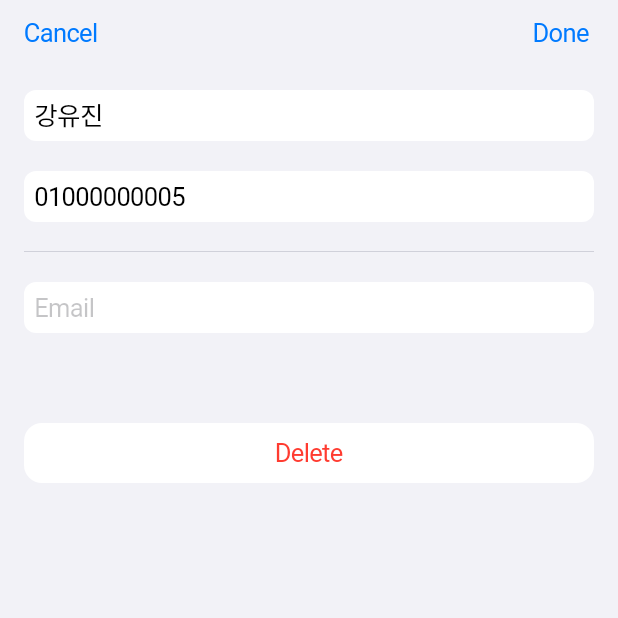
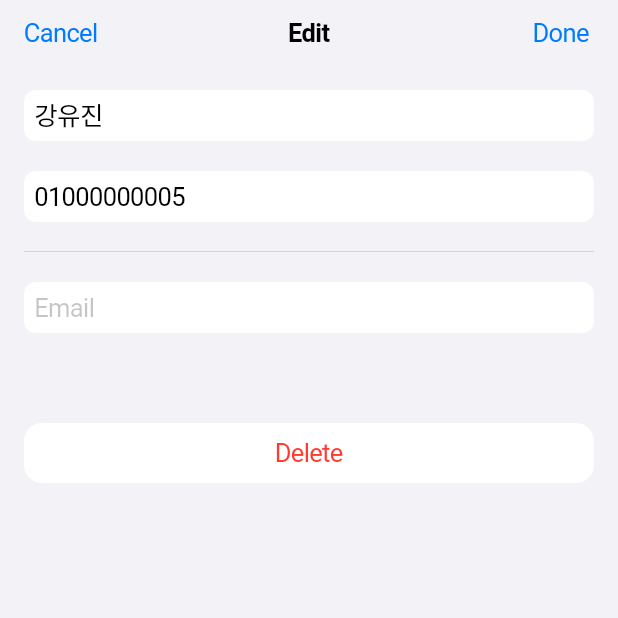
Before and after one commit to jeongwoo0427/flutter_contacts_clean_architecture, a Flutter app: the screen it shows after launch, after a tap on "강유진", on a phone screen of 412 x 824 dp, the top half of it. Run offline on Flutter 3.47's test engine with Material 3 defaults, Android fonts, the light colour scheme and no system bars; our stand-ins replace flutter_riverpod, go_router, hive, hive_flutter, shared_preferences; accounts and stored records are empty.

Commit message:
feat(Contact): add check validation

```diff
--- a/lib/feature/contact/presentation/screen/contact_manage/contact_manage_screen.dart
+++ b/lib/feature/contact/presentation/screen/contact_manage/contact_manage_screen.dart
@@ -6,12 +6,16 @@ import 'package:flutter_klleon_homeworkd/feature/contact/presentation/screen/con
 import 'package:flutter_riverpod/flutter_riverpod.dart';
 import 'package:go_router/go_router.dart';
 
+import '../../../../../core/mixin/validator_mixin.dart';
+
 class ContactManageScreenArguments {
   final ManageMode manageMode;
   final Contact contact;
 
-  ContactManageScreenArguments(
-      {required this.manageMode, required this.contact});
+  ContactManageScreenArguments({
+    required this.manageMode,
+    required this.contact,
+  });
 }
 
 class ContactManageScreen extends ConsumerStatefulWidget {
@@ -20,11 +24,10 @@ class ContactManageScreen extends ConsumerStatefulWidget {
   const ContactManageScreen({super.key, required this.arguments});
 
   @override
-  ConsumerState<ContactManageScreen> createState() =>
-      _ContactManageScreenState();
+  ConsumerState<ContactManageScreen> createState() => _ContactManageScreenState();
 }
 
-class _ContactManageScreenState extends ConsumerState<ContactManageScreen> {
+class _ContactManageScreenState extends ConsumerState<ContactManageScreen> with ValidatorMixin {
   final TextEditingController _nameController = TextEditingController();
   final TextEditingController _phoneController = TextEditingController();
   final TextEditingController _emailController = TextEditingController();
@@ -42,6 +45,7 @@ class _ContactManageScreenState extends ConsumerState<ContactManageScreen> {
   Widget build(BuildContext context) {
     final state = ref.watch(contactManageScreenStateProvider);
     final notifier = ref.read(contactManageScreenStateProvider.notifier);
+
     return GestureDetector(
       onTap: () {
         FocusScope.of(context).unfocus();
@@ -49,6 +53,7 @@ class _ContactManageScreenState extends ConsumerState<ContactManageScreen> {
       child: CupertinoPageScaffold(
         backgroundColor: CupertinoColors.systemGroupedBackground,
         navigationBar: CupertinoNavigationBar(
+          middle: Text(widget.arguments.manageMode == ManageMode.create ? 'Add' : 'Edit'),
           leading: CupertinoButton(
             padding: EdgeInsets.zero,
             child: const Text('Cancel'),
@@ -58,37 +63,47 @@ class _ContactManageScreenState extends ConsumerState<ContactManageScreen> {
             padding: EdgeInsets.zero,
             child: const Text('Done'),
             onPressed: () {
+              if (checkValidate()) {
                 final contact = widget.arguments.contact.copyWith(
-                  name: _nameController.text,
-                  phone: _phoneController.text,
-                  email: _emailController.text);
+                  name: _nameController.text.trim(),
+                  phone: _phoneController.text.trim(),
+                  email: _emailController.text.trim().isEmpty ? null : _emailController.text.trim(),
+                );
                 if (widget.arguments.manageMode == ManageMode.create) {
                   notifier.addContact(contact);
                 } else if (widget.arguments.manageMode == ManageMode.edit) {
                   notifier.updateContact(contact);
                 }
                 context.pop();
+              }
             },
           ),
         ),
         child: SafeArea(
+          child: Form(
+            key: validationKey,
             child: ListView(
-            // 스크롤 가능하게 (iOS Form 스타일)
               padding: const EdgeInsets.all(16),
               children: [
                 Column(
                   spacing: 20,
                   children: [
-                  CupertinoTextField(
+                    CupertinoTextFormFieldRow(
+                      maxLength: ValidatorConstants.nameMaxLength,
+                      padding: EdgeInsets.zero,
                       placeholder: 'Name (Required)',
+                      validator: validateName,
                       controller: _nameController,
                       decoration: BoxDecoration(
-                      color: CupertinoColors.white, // <<< 흰색 TextField
+                        color: CupertinoColors.white,
                         borderRadius: BorderRadius.circular(8),
                       ),
                     ),
-                  CupertinoTextField(
+                    CupertinoTextFormFieldRow(
+                      maxLength: ValidatorConstants.phoneMaxLength,
+                      padding: EdgeInsets.zero,
                       placeholder: 'Phone Number (Required)',
+                      validator: validatePhoneNumber,
                       controller: _phoneController,
                       decoration: BoxDecoration(
                         color: CupertinoColors.white,
@@ -96,40 +111,44 @@ class _ContactManageScreenState extends ConsumerState<ContactManageScreen> {
                       ),
                     ),
                     CupertinoDivider(),
-                  CupertinoTextField(
+                    CupertinoTextFormFieldRow(
+                      maxLength: ValidatorConstants.emailMaxLength,
+                      padding: EdgeInsets.zero,
                       placeholder: 'Email',
+                      validator: (value) {
+                        if (value == null || value.trim().isEmpty) {
+                          return null; // 이메일은 optional
+                        }
+                        return validateEmail(value);
+                      },
                       controller: _emailController,
                       decoration: BoxDecoration(
                         color: CupertinoColors.white,
                         borderRadius: BorderRadius.circular(8),
                       ),
                     ),
-                  const SizedBox(
-                    height: 20,
-                  ),
-                  Row(
+                    const SizedBox(height: 20),
+                    if(widget.arguments.manageMode == ManageMode.edit)Row(
                       children: [
                         Expanded(
                           child: CupertinoButton(
                             minSize: 40,
                             padding: EdgeInsets.zero,
                             color: CupertinoColors.white,
-                          child: const Text('Delete',
-                              style: TextStyle(
-                                color: CupertinoColors.destructiveRed,
-                              )),
+                            child: const Text(
+                              'Delete',
+                              style: TextStyle(color: CupertinoColors.destructiveRed),
+                            ),
                             onPressed: () {
                               showCupertinoDialog(
                                 context: context,
                                 builder: (context) => CupertinoAlertDialog(
                                   title: const Text('Delete Contact'),
-                                content: const Text(
-                                    'Are you sure you want to delete this contact?'),
+                                  content: const Text('Are you sure you want to delete this contact?'),
                                   actions: [
                                     CupertinoDialogAction(
                                       child: const Text('Cancel'),
-                                    onPressed: () =>
-                                        Navigator.of(context).pop(),
+                                      onPressed: () => Navigator.of(context).pop(),
                                     ),
                                     CupertinoDialogAction(
                                       isDestructiveAction: true,
@@ -137,7 +156,7 @@ class _ContactManageScreenState extends ConsumerState<ContactManageScreen> {
                                       onPressed: () {
                                         notifier.deleteContact(widget.arguments.contact);
                                         Navigator.of(context).pop();
-                                      context.pop(); // 삭제 후 화면 닫기
+                                        context.pop();
                                       },
                                     ),
                                   ],
@@ -149,8 +168,9 @@ class _ContactManageScreenState extends ConsumerState<ContactManageScreen> {
                       ],
                     )
                   ],
-              )
+                ),
               ],
+            ),
           ),
         ),
       ),
```
Also changed, not shown: lib/core/mixin/validator_mixin.dart (added, +69 -0 lines). Lines whose indentation alone changed are shown as unchanged.
